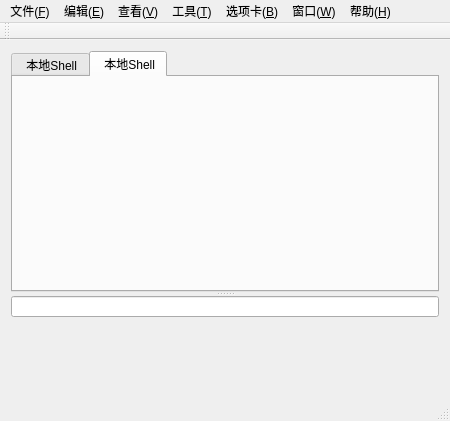
Old version of the form WindowsClient/shh_UI/mainwindow.ui in the repository H-tao/Penguin.
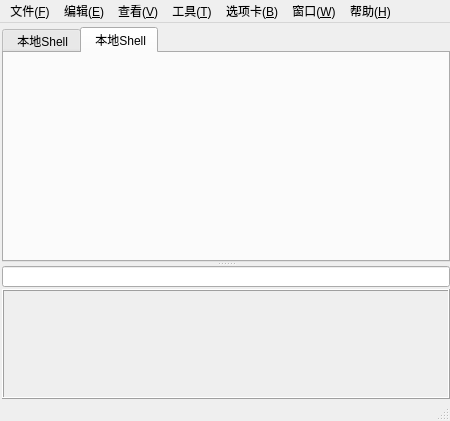
New version of the form. The open tabs and pages were chosen to show the change.

Commit message: 改了新增选项卡的动作，处理了一下界面

```diff
--- a/WindowsClient/shh_UI/mainwindow.ui
+++ b/WindowsClient/shh_UI/mainwindow.ui
@@ -13,8 +13,26 @@
   <property name="windowTitle">
    <string>MainWindow</string>
   </property>
+  <property name="tabShape">
+   <enum>QTabWidget::Rounded</enum>
+  </property>
   <widget class="QWidget" name="centralWidget">
-   <layout class="QVBoxLayout" name="verticalLayout">
+   <layout class="QVBoxLayout" name="verticalLayout" stretch="0,0">
+    <property name="spacing">
+     <number>2</number>
+    </property>
+    <property name="leftMargin">
+     <number>2</number>
+    </property>
+    <property name="topMargin">
+     <number>4</number>
+    </property>
+    <property name="rightMargin">
+     <number>0</number>
+    </property>
+    <property name="bottomMargin">
+     <number>0</number>
+    </property>
     <item>
      <widget class="QSplitter" name="splitter_2">
       <property name="sizePolicy">
@@ -52,30 +70,64 @@
         <property name="enabled">
          <bool>true</bool>
         </property>
+        <property name="tabShape">
+         <enum>QTabWidget::Rounded</enum>
+        </property>
         <property name="currentIndex">
          <number>0</number>
         </property>
-        <widget class="QWidget" name="tab">
+        <property name="iconSize">
+         <size>
+          <width>20</width>
+          <height>20</height>
+         </size>
+        </property>
+        <property name="tabsClosable">
+         <bool>false</bool>
+        </property>
+        <widget class="QWidget" name="tab_1">
          <attribute name="title">
           <string> 本地Shell</string>
          </attribute>
-         <layout class="QVBoxLayout" name="verticalLayout_2">
-          <item>
-           <widget class="QTextEdit" name="textEdit">
-            <property name="sizePolicy">
-             <sizepolicy hsizetype="MinimumExpanding" vsizetype="MinimumExpanding">
-              <horstretch>0</horstretch>
-              <verstretch>0</verstretch>
-             </sizepolicy>
-            </property>
-           </widget>
-          </item>
+         <layout class="QVBoxLayout" name="firstTabLayout">
+          <property name="spacing">
+           <number>0</number>
+          </property>
+          <property name="leftMargin">
+           <number>0</number>
+          </property>
+          <property name="topMargin">
+           <number>0</number>
+          </property>
+          <property name="rightMargin">
+           <number>0</number>
+          </property>
+          <property name="bottomMargin">
+           <number>0</number>
+          </property>
          </layout>
         </widget>
         <widget class="QWidget" name="tab_2">
          <attribute name="title">
           <string> 本地Shell</string>
          </attribute>
+         <layout class="QGridLayout" name="secondTabLayout">
+          <property name="leftMargin">
+           <number>0</number>
+          </property>
+          <property name="topMargin">
+           <number>0</number>
+          </property>
+          <property name="rightMargin">
+           <number>0</number>
+          </property>
+          <property name="bottomMargin">
+           <number>0</number>
+          </property>
+          <property name="spacing">
+           <number>0</number>
+          </property>
+         </layout>
         </widget>
        </widget>
        <widget class="QLineEdit" name="filePathLineText">
@@ -128,12 +180,12 @@
        </size>
       </property>
       <property name="frameShape">
-       <enum>QFrame::NoFrame</enum>
+       <enum>QFrame::Box</enum>
       </property>
       <property name="frameShadow">
        <enum>QFrame::Raised</enum>
       </property>
-      <layout class="QGridLayout" name="gridLayout">
+      <layout class="QGridLayout" name="fileSystemWidgetLayout">
        <property name="leftMargin">
         <number>0</number>
        </property>
@@ -317,8 +369,8 @@
     <property name="title">
      <string>选项卡(&amp;B)</string>
     </property>
-    <addaction name="action_83"/>
-    <addaction name="action_84"/>
+    <addaction name="addTabAction"/>
+    <addaction name="closeCurrentTabAction"/>
     <addaction name="action_85"/>
     <addaction name="action_86"/>
     <addaction name="action_87"/>
@@ -331,14 +383,6 @@
    <addaction name="menu_W"/>
    <addaction name="menu_H"/>
   </widget>
-  <widget class="QToolBar" name="mainToolBar">
-   <attribute name="toolBarArea">
-    <enum>TopToolBarArea</enum>
-   </attribute>
-   <attribute name="toolBarBreak">
-    <bool>false</bool>
-   </attribute>
-  </widget>
   <widget class="QStatusBar" name="statusBar"/>
   <action name="action">
    <property name="text">
@@ -640,12 +684,12 @@
     <string>前一页(&amp;V)</string>
    </property>
   </action>
-  <action name="action_83">
+  <action name="addTabAction">
    <property name="text">
     <string>新选项卡(&amp;N)</string>
    </property>
   </action>
-  <action name="action_84">
+  <action name="closeCurrentTabAction">
    <property name="text">
     <string>关闭(&amp;C)</string>
    </property>
```
The commit also changes 5 other files.
